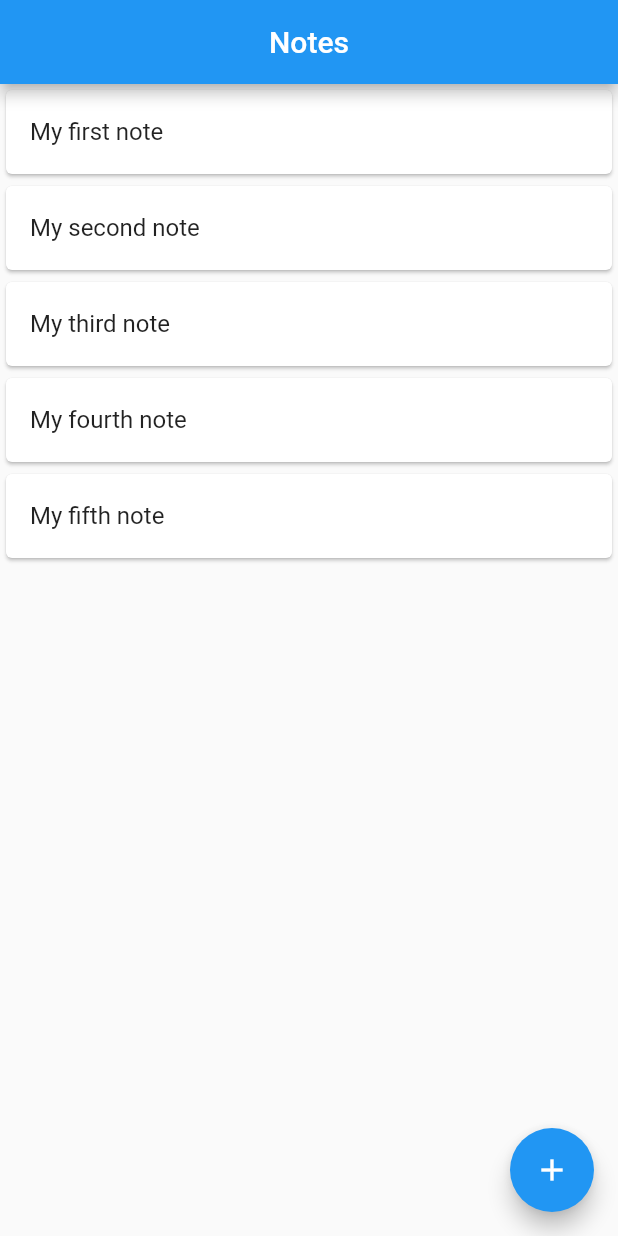
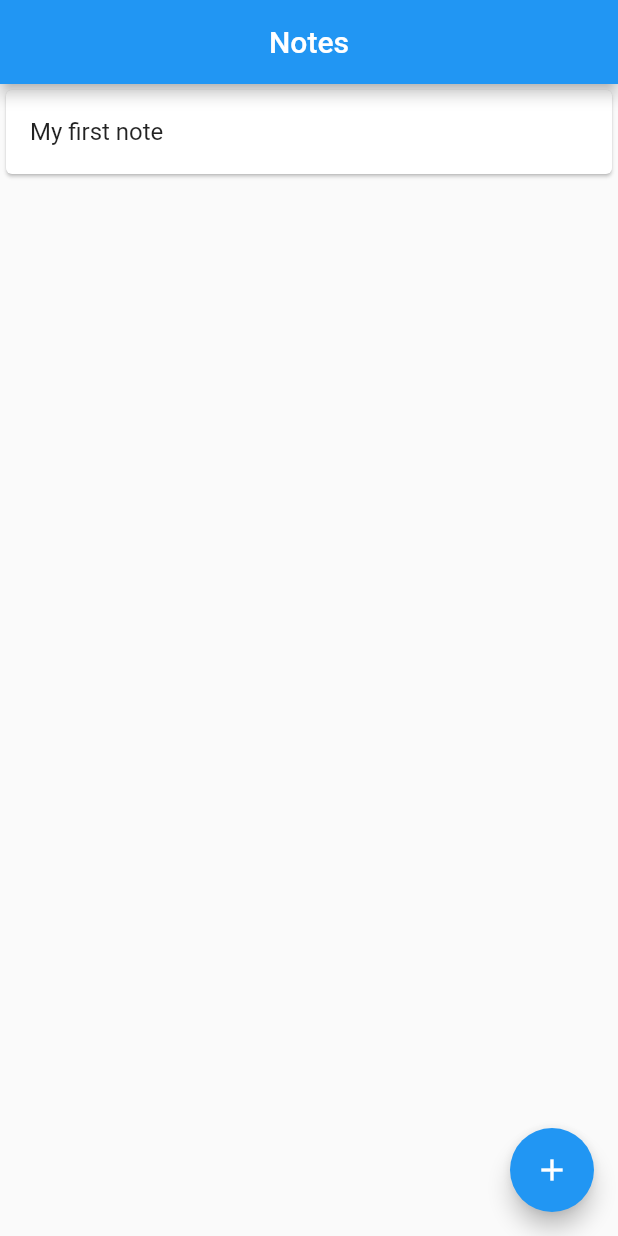
Before and after one commit to jeff5m/notes-flutter, a Flutter app: the screen it shows after launch, after a tap on the "add" icon, on a phone screen of 412 x 824 dp. Run offline on Flutter 3.47's test engine with Material 2 defaults, Android fonts, the phone set to English and light mode, and no system bars.

Commit message:
add note when press floatActionButton

```diff
--- a/lib/home_page.dart
+++ b/lib/home_page.dart
@@ -1,6 +1,13 @@
 import 'package:flutter/material.dart';
 
-class HomePage extends StatelessWidget {
+class HomePage extends StatefulWidget {
+  @override
+  _HomePageState createState() => _HomePageState();
+}
+
+class _HomePageState extends State<HomePage> {
+  int count = 0;
+
   @override
   Widget build(BuildContext context) {
     return Scaffold(
@@ -10,37 +17,20 @@ class HomePage extends StatelessWidget {
       ),
       body: Column(
         children: [
-          Card(
-            child: ListTile(
-              title: Text("My first note"),
+          for (int i = 0; i < count; ++i)
+            Card(
+              child: ListTile(
+                title: Text("My first note"),
+              ),
             ),
-          ),
-          Card(
-            child: ListTile(
-              title: Text("My second note"),
-            ),
-          ),
-          Card(
-            child: ListTile(
-              title: Text("My third note"),
-            ),
-          ),
-          Card(
-            child: ListTile(
-              title: Text("My fourth note"),
-            ),
-          ),
-          Card(
-            child: ListTile(
-              title: Text("My fifth note"),
-            ),
-          ),
         ],
       ),
       floatingActionButton: FloatingActionButton(
         child: Icon(Icons.add),
         onPressed: () {
-          print("Clicked!");
+          setState(() {
+            ++count;
+          });
         },
       ),
     );
```
